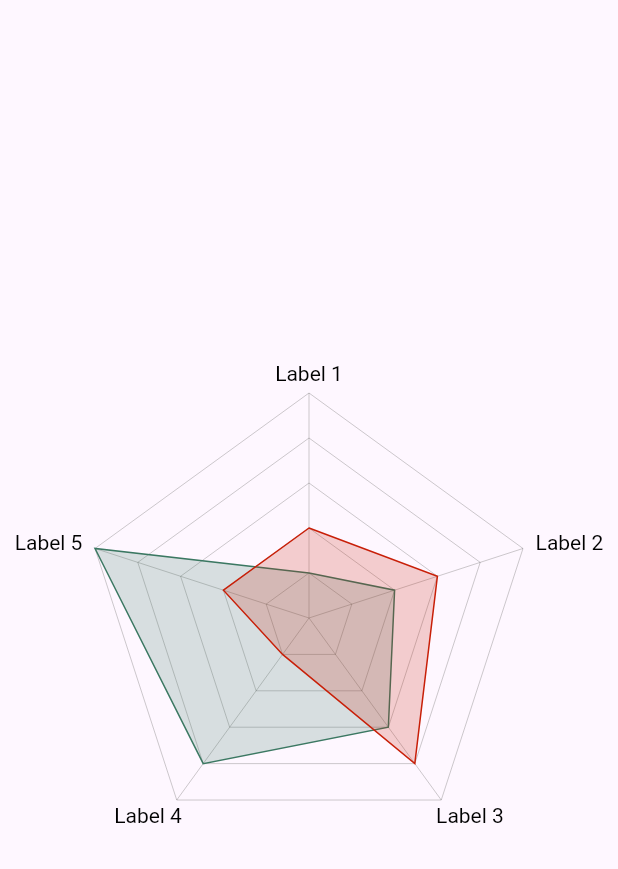
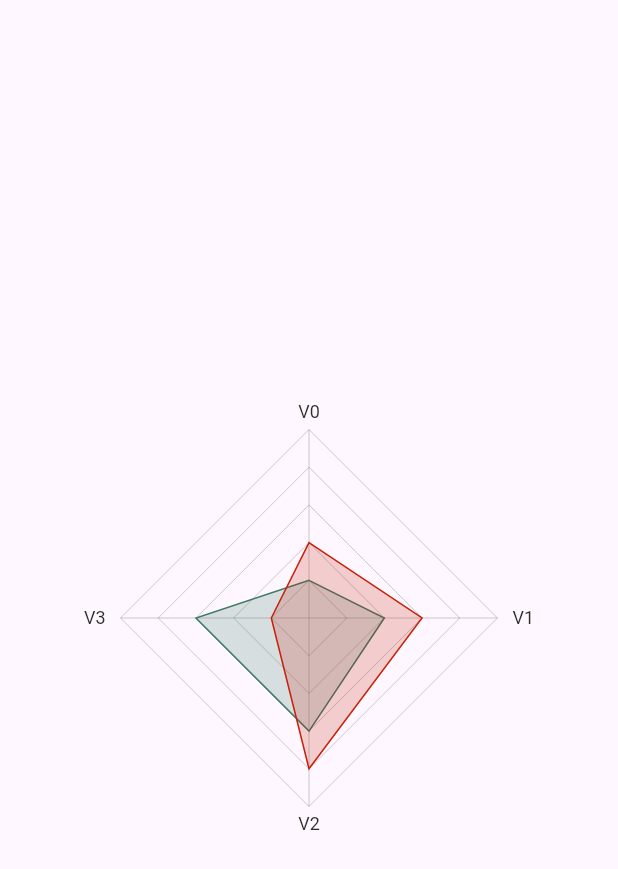
Before and after one commit to hawkkiller/spider_chart, a Flutter app: the screen it shows after launch, on a phone screen of 412 x 824 dp. Shown: the top 869 px of the screen. Run offline on Flutter 3.47's test engine with Material 3 defaults, Android fonts, the phone set to English and light mode, and no system bars.

Commit message:
Implemented spider chart

```diff
--- a/lib/main.dart
+++ b/lib/main.dart
@@ -17,16 +17,18 @@ class MainApp extends StatelessWidget {
             width: 300,
             height: 300,
             child: SpiderChart(
-              labels: const [
-                'Label 1',
-                'Label 2',
-                'Label 3',
-                'Label 4',
-                'Label 5',
-              ],
+              labels: List.generate(
+                4,
+                (index) => SpiderChartLabel(
+                  label: 'V$index',
+                  style: const TextStyle(
+                    color: Color(0xff2b2d27),
+                    fontSize: 12,
+                  ),
+                ),
+              ),
               options: SpiderChartOptions(
                 maxValue: 5,
-                labelStyle: const TextStyle(color: Colors.black),
                 gridColor: const Color(0xff2b2d27).withOpacity(.24),
                 borderColor: const Color(0xff2b2d27).withOpacity(.24),
               ),
@@ -39,8 +41,7 @@ class MainApp extends StatelessWidget {
                     const SpiderChartPoint(value: 1),
                     const SpiderChartPoint(value: 2),
                     const SpiderChartPoint(value: 3),
-                    const SpiderChartPoint(value: 4),
-                    const SpiderChartPoint(value: 5),
+                    const SpiderChartPoint(value: 3),
                   ],
                 ),
                 SpiderChartItem(
@@ -52,7 +53,6 @@ class MainApp extends StatelessWidget {
                     const SpiderChartPoint(value: 3),
                     const SpiderChartPoint(value: 4),
                     const SpiderChartPoint(value: 1),
-                    const SpiderChartPoint(value: 2),
                   ],
                 ),
               ],
--- a/lib/spider_chart.dart
+++ b/lib/spider_chart.dart
@@ -15,6 +15,18 @@ class SpiderChartItem {
   final Color borderColor;
 }
 
+class SpiderChartLabel {
+  const SpiderChartLabel({
+    required this.label,
+    this.style = const TextStyle(color: Colors.black, fontSize: 12),
+    this.maxWidth = double.infinity,
+  });
+
+  final String label;
+  final TextStyle style;
+  final double maxWidth;
+}
+
 class SpiderChartPoint {
   const SpiderChartPoint({
     required this.value,
@@ -24,8 +36,6 @@ class SpiderChartPoint {
 }
 
 class SpiderChartOptions {
-  final TextStyle labelStyle;
-
   /// Color of inner lines
   final Color gridColor;
 
@@ -37,7 +47,6 @@ class SpiderChartOptions {
 
   const SpiderChartOptions({
     this.maxValue = 5,
-    this.labelStyle = const TextStyle(color: Colors.black),
     this.gridColor = Colors.grey,
     this.borderColor = Colors.grey,
   });
@@ -45,7 +54,7 @@ class SpiderChartOptions {
 
 class SpiderChart extends StatelessWidget {
   final List<SpiderChartItem> data;
-  final List<String>? labels;
+  final List<SpiderChartLabel>? labels;
   final SpiderChartOptions options;
 
   const SpiderChart({
@@ -67,7 +76,7 @@ class SpiderChart extends StatelessWidget {
 
 class SpiderChartRender extends CustomPainter {
   final List<SpiderChartItem> data;
-  final List<String>? labels;
+  final List<SpiderChartLabel>? labels;
   final SpiderChartOptions options;
 
   SpiderChartRender({
@@ -92,7 +101,25 @@ class SpiderChartRender extends CustomPainter {
   @override
   void paint(Canvas canvas, Size size) {
     final center = Offset(size.width / 2, size.height / 2);
-    final radius = size.shortestSide / 2;
+    final labelPainters = labels?.map((label) {
+      final textPainter = TextPainter(
+        text: TextSpan(text: label.label, style: label.style),
+        textDirection: TextDirection.ltr,
+      )..layout(maxWidth: label.maxWidth);
+      return textPainter;
+    }).toList();
+
+    var radius = size.shortestSide / 2;
+
+    // adjust radius based on labels, so that labels are not cut off
+    if (labels != null) {
+      final maxLabelWidth = labelPainters!.map((e) => e.width).reduce(math.max);
+      final maxLabelHeight = labelPainters.map((e) => e.height).reduce(math.max);
+      final maxLabelSize = math.max(maxLabelWidth, maxLabelHeight);
+      final maxLabelRadius = radius - maxLabelSize - 10;
+      radius = math.min(radius, maxLabelRadius);
+    }
+
     // Angle between vertices of the polygon
     final angle = 2 * math.pi / data.first.points.length;
 
@@ -111,13 +138,7 @@ class SpiderChartRender extends CustomPainter {
       }
 
       if (labels != null) {
-        final textPainter = TextPainter(
-          text: TextSpan(
-            text: labels![i],
-            style: options.labelStyle,
-          ),
-          textDirection: TextDirection.ltr,
-        )..layout();
+        final textPainter = labelPainters![i];
         final textX =
             center.dx + (radius + textPainter.width / 2 + 10) * math.cos(i * angle - math.pi / 2);
         final textY =
```
